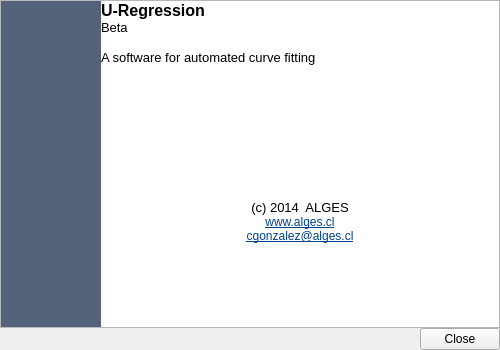
First picture: the form in src/qt/about.ui, repository carlgonz/u-fit, before the edit.
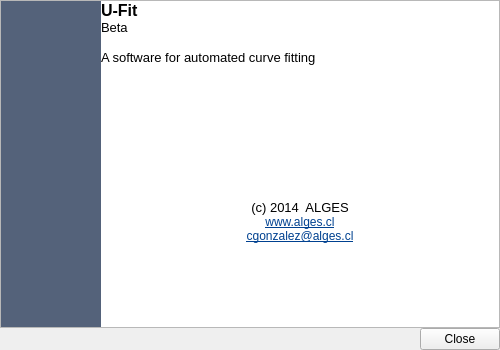
Second picture: the form after the edit.

Diff of the .ui file:
```diff
--- a/src/qt/about.ui
+++ b/src/qt/about.ui
@@ -104,7 +104,7 @@
 &lt;html&gt;&lt;head&gt;&lt;meta name=&quot;qrichtext&quot; content=&quot;1&quot; /&gt;&lt;style type=&quot;text/css&quot;&gt;
 p, li { white-space: pre-wrap; }
 &lt;/style&gt;&lt;/head&gt;&lt;body style=&quot; font-family:'Sans Serif'; font-size:9pt; font-weight:400; font-style:normal;&quot;&gt;
-&lt;p style=&quot; margin-top:0px; margin-bottom:0px; margin-left:0px; margin-right:0px; -qt-block-indent:0; text-indent:0px;&quot;&gt;&lt;span style=&quot; font-size:12pt; font-weight:600;&quot;&gt;U-Regression&lt;/span&gt;&lt;/p&gt;
+&lt;p style=&quot; margin-top:0px; margin-bottom:0px; margin-left:0px; margin-right:0px; -qt-block-indent:0; text-indent:0px;&quot;&gt;&lt;span style=&quot; font-size:12pt; font-weight:600;&quot;&gt;U-Fit&lt;/span&gt;&lt;/p&gt;
 &lt;p style=&quot; margin-top:0px; margin-bottom:0px; margin-left:0px; margin-right:0px; -qt-block-indent:0; text-indent:0px;&quot;&gt;&lt;span style=&quot; font-size:10pt;&quot;&gt;Beta&lt;/span&gt;&lt;/p&gt;
 &lt;p style=&quot;-qt-paragraph-type:empty; margin-top:0px; margin-bottom:0px; margin-left:0px; margin-right:0px; -qt-block-indent:0; text-indent:0px; font-size:10pt;&quot;&gt;&lt;br /&gt;&lt;/p&gt;
 &lt;p style=&quot; margin-top:0px; margin-bottom:0px; margin-left:0px; margin-right:0px; -qt-block-indent:0; text-indent:0px;&quot;&gt;&lt;span style=&quot; font-size:10pt;&quot;&gt;A software for automated curve fitting&lt;/span&gt;&lt;/p&gt;
```
